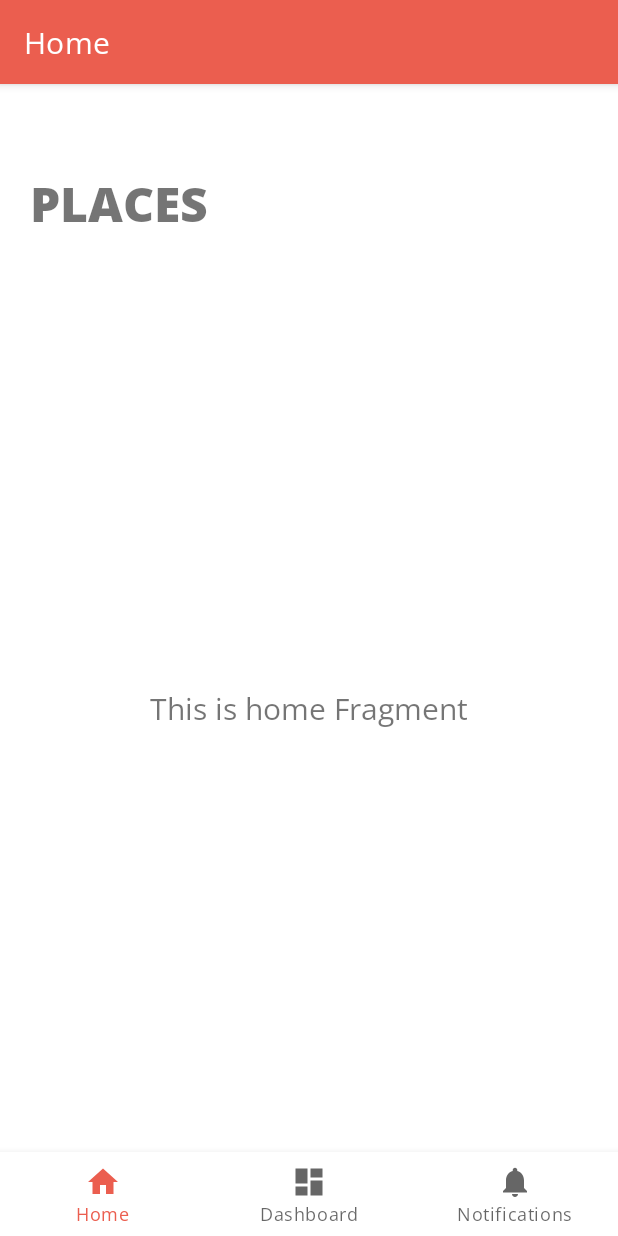
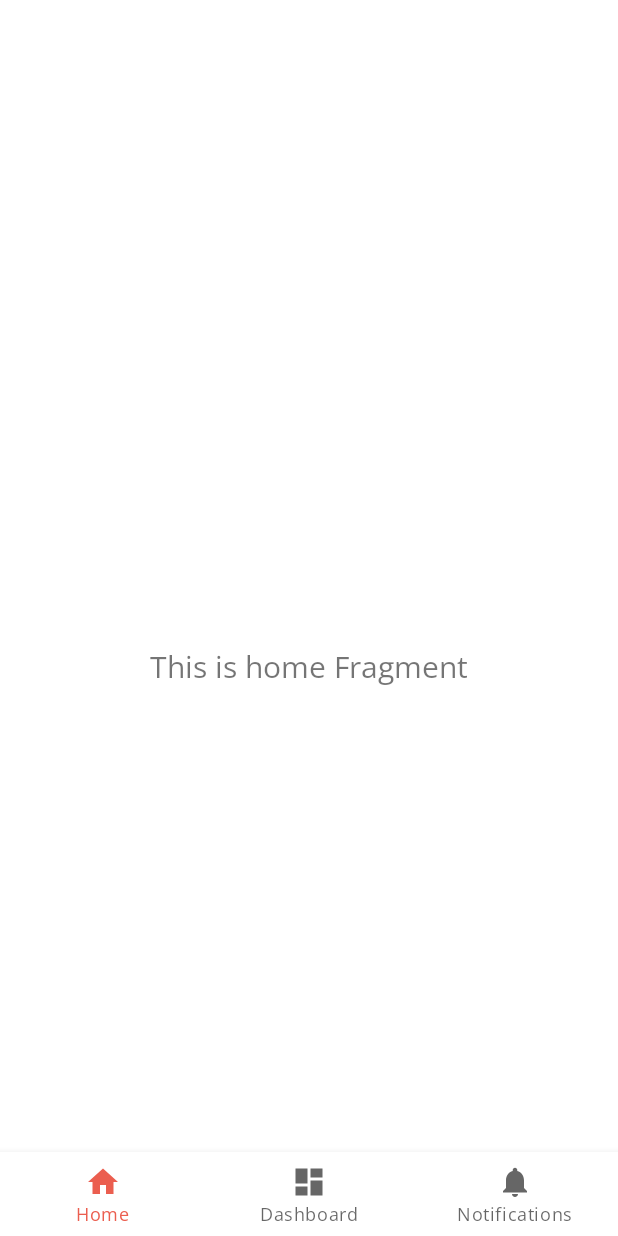
Before and after one commit to dotoleeoak/yummy-yuljeon, an Android app: the screen it shows after launch (MainActivity), on a phone screen of 412 x 824 dp. Run offline under Robolectric (Android 15) with nearby library versions, the phone set to English and light mode, and no system bars; our stand-ins replace navigation-ui.

Commit message:
feat: no action bar

```diff
--- a/app/src/main/java/edu/skku/cs/yummyyuljeon/MainActivity.kt
+++ b/app/src/main/java/edu/skku/cs/yummyyuljeon/MainActivity.kt
@@ -22,14 +22,6 @@ class MainActivity : AppCompatActivity() {
         val navView: BottomNavigationView = binding.navView
 
         val navController = findNavController(R.id.nav_host_fragment_activity_main)
-        // Passing each menu ID as a set of Ids because each
-        // menu should be considered as top level destinations.
-        val appBarConfiguration = AppBarConfiguration(
-            setOf(
-                R.id.navigation_home, R.id.navigation_dashboard, R.id.navigation_notifications
-            )
-        )
-        setupActionBarWithNavController(navController, appBarConfiguration)
         navView.setupWithNavController(navController)
     }
 }
--- a/app/src/main/res/layout/activity_main.xml
+++ b/app/src/main/res/layout/activity_main.xml
@@ -18,19 +18,6 @@
         app:layout_constraintRight_toRightOf="parent"
         app:menu="@menu/bottom_nav_menu" />
 
-    <TextView
-        android:layout_width="0dp"
-        android:layout_height="wrap_content"
-        android:text="PLACES"
-        android:textAlignment="textStart"
-        android:textSize="32sp"
-        android:textAllCaps="true"
-        android:textFontWeight="800"
-        app:layout_constraintStart_toStartOf="@id/guideline_left"
-        app:layout_constraintEnd_toEndOf="@id/guideline_right"
-        app:layout_constraintTop_toTopOf="parent"
-    />
-
     <fragment
         android:id="@+id/nav_host_fragment_activity_main"
         android:name="androidx.navigation.fragment.NavHostFragment"
@@ -43,18 +30,4 @@
         app:layout_constraintTop_toTopOf="parent"
         app:navGraph="@navigation/mobile_navigation" />
 
-    <androidx.constraintlayout.widget.Guideline
-        android:id="@+id/guideline_left"
-        android:layout_width="wrap_content"
-        android:layout_height="wrap_content"
-        android:orientation="vertical"
-        app:layout_constraintGuide_begin="20dp" />
-
-    <androidx.constraintlayout.widget.Guideline
-        android:id="@+id/guideline_right"
-        android:layout_width="wrap_content"
-        android:layout_height="wrap_content"
-        android:orientation="vertical"
-        app:layout_constraintGuide_end="20dp" />
-
 </androidx.constraintlayout.widget.ConstraintLayout>
--- a/app/src/main/res/values-night/themes.xml
+++ b/app/src/main/res/values-night/themes.xml
@@ -1,6 +1,6 @@
 <resources xmlns:tools="http://schemas.android.com/tools">
     <!-- Base application theme. -->
-    <style name="Theme.YummyYuljeon" parent="Theme.MaterialComponents.DayNight.DarkActionBar">
+    <style name="Theme.YummyYuljeon" parent="Theme.MaterialComponents.DayNight.NoActionBar">
         <!-- Primary brand color. -->
         <item name="colorPrimary">@color/purple_200</item>
         <item name="colorPrimaryVariant">@color/purple_700</item>
--- a/app/src/main/res/values/themes.xml
+++ b/app/src/main/res/values/themes.xml
@@ -1,6 +1,6 @@
 <resources xmlns:tools="http://schemas.android.com/tools">
     <!-- Base application theme. -->
-    <style name="Theme.YummyYuljeon" parent="Theme.MaterialComponents.DayNight.DarkActionBar">
+    <style name="Theme.YummyYuljeon" parent="Theme.MaterialComponents.DayNight.NoActionBar">
         <!-- Primary brand color. -->
         <item name="colorPrimary">@color/main</item>
         <item name="colorPrimaryVariant">@color/main_darker</item>
@@ -16,5 +16,7 @@
         <!-- font-family -->
         <item name="android:textViewStyle">@style/textViewFont</item>
         <item name="android:buttonStyle">@style/buttonFont</item>
+
+        <item name="android:windowTranslucentStatus">true</item>
     </style>
 </resources>
```
